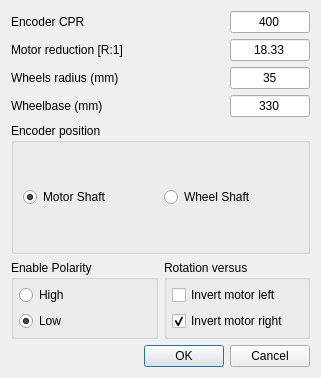
The window that qt_simple_unav_console/robotparamscalculatedialog.ui (officinerobotiche/simple_unav_console) describes before a commit, drawn with Qt 5.
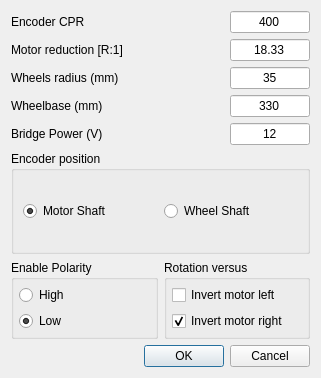
The same window after the commit.

Commit message: Modified parameters dialog to reflect new configurations  * modified sendMotorParams  * modified sendPIDGains

Patch:
```diff
--- a/qt_simple_unav_console/robotparamscalculatedialog.ui
+++ b/qt_simple_unav_console/robotparamscalculatedialog.ui
@@ -206,6 +206,55 @@
      </item>
     </layout>
    </item>
+   <item>
+    <layout class="QHBoxLayout" name="horizontalLayout_11">
+     <item>
+      <widget class="QLabel" name="label_12">
+       <property name="minimumSize">
+        <size>
+         <width>40</width>
+         <height>0</height>
+        </size>
+       </property>
+       <property name="text">
+        <string>Bridge Power (V)</string>
+       </property>
+      </widget>
+     </item>
+     <item>
+      <spacer name="horizontalSpacer_5">
+       <property name="orientation">
+        <enum>Qt::Horizontal</enum>
+       </property>
+       <property name="sizeHint" stdset="0">
+        <size>
+         <width>40</width>
+         <height>20</height>
+        </size>
+       </property>
+      </spacer>
+     </item>
+     <item>
+      <widget class="QLineEdit" name="lineEdit_bridge">
+       <property name="maximumSize">
+        <size>
+         <width>80</width>
+         <height>16777215</height>
+        </size>
+       </property>
+       <property name="text">
+        <string>12</string>
+       </property>
+       <property name="alignment">
+        <set>Qt::AlignCenter</set>
+       </property>
+       <property name="readOnly">
+        <bool>false</bool>
+       </property>
+      </widget>
+     </item>
+    </layout>
+   </item>
    <item>
     <widget class="QGroupBox" name="groupBox">
      <property name="title">
```
Left out of the diff: 4 changed lines with no effect on the pictures. The commit also changes 7 other files.
